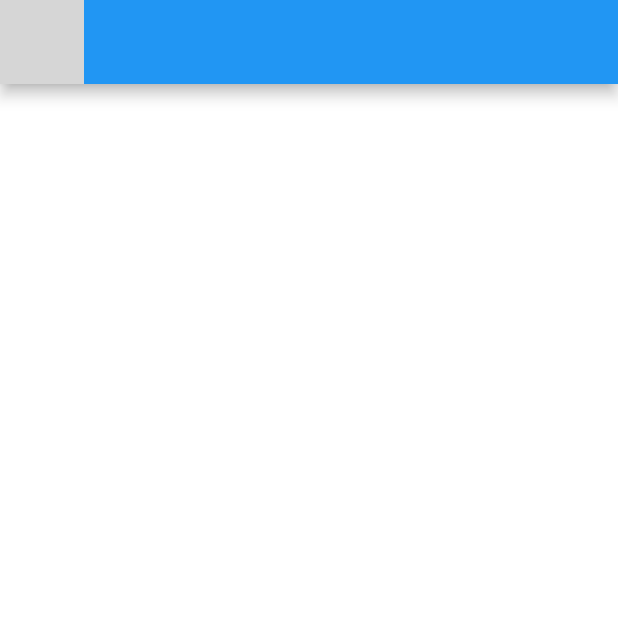
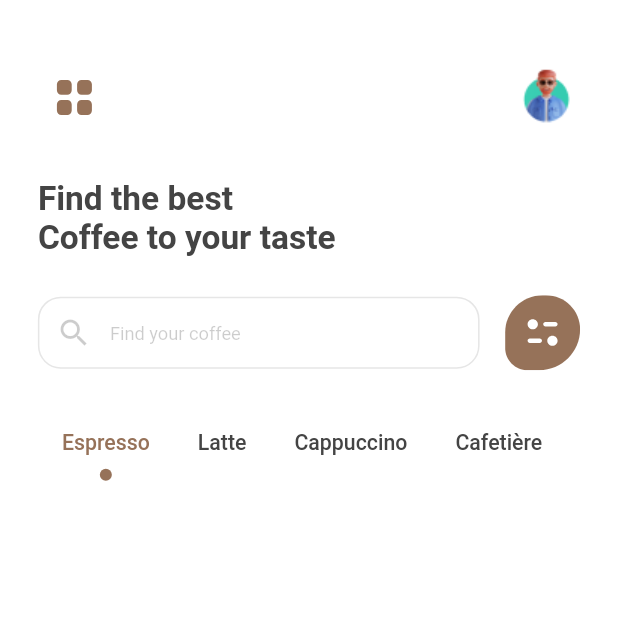
Before and after one commit to enoch-aik/coffee_app_ui, a Flutter app: the screen it shows after launch, after a tap on "Dive In", on a phone screen of 412 x 824 dp, the top half of it. Run offline on Flutter 3.47's test engine with Material 2 defaults, Android fonts, the phone set to English and light mode, and no system bars; our stand-ins replace flutter_screenutil, flutter_svg, go_router, google_fonts; Roboto replaces fonts that are missing (SP Pro Display); grey boxes are pictures that could not be loaded.

Commit message:
added tab and custom indicator

```diff
--- a/lib/src/res/color.dart
+++ b/lib/src/res/color.dart
@@ -1,11 +1,15 @@
-
 import 'package:flutter/material.dart';
 
 class CustomColors {
   static Color lightThemeBgColor = const Color(0xffECE0D1);
   static Color darkThemeBgColor = const Color(0xff1A1C29);
   static Color brownTextColor = const Color(0xff38220F);
+  static Color darkTextColor = const Color(0xff444444);
   static Color fadedTextColor = const Color.fromRGBO(68, 68, 68, 0.6);
+  static Color textFieldColor = const Color.fromRGBO(0, 0, 0, 0.1);
+  static Color textFieldHintColor = const Color.fromRGBO(0, 0, 0, 0.2);
   static Color brown = const Color(0xff967259);
   static Color white = Colors.white;
+  static Color black = Colors.black;
+  static Color transparent = Colors.transparent;
 }
--- a/lib/src/res/theme.dart
+++ b/lib/src/res/theme.dart
@@ -1,7 +1,37 @@
 import 'package:coffee_app_ui/exports.dart';
 
 final ThemeData lightTheme = ThemeData(
-    brightness: Brightness.light, scaffoldBackgroundColor: CustomColors.lightThemeBgColor);
+    brightness: Brightness.light,
+    scaffoldBackgroundColor: CustomColors.lightThemeBgColor,
+    appBarTheme:
+        AppBarTheme(backgroundColor: CustomColors.transparent, elevation: 0),
+    inputDecorationTheme: InputDecorationTheme(
+            alignLabelWithHint: true,contentPadding: const EdgeInsets.only(top: 5),
+        hintStyle: TextStyle(
+            fontFamily: 'SP Pro Display', color: CustomColors.textFieldHintColor,fontSize: 12.sp),
+        border: OutlineInputBorder(
+            borderRadius: BorderRadius.circular(15.r),
+            borderSide:
+                BorderSide(color: CustomColors.textFieldColor, width: 1)),
+        enabledBorder: OutlineInputBorder(
+            borderRadius: BorderRadius.circular(15.r),
+            borderSide: BorderSide(
+                color: CustomColors.textFieldColor,
+                width: 1 /*CustomColors.white.withOpacity(0.1)*/))));
 
 final ThemeData darkTheme = ThemeData(
-    brightness: Brightness.dark, scaffoldBackgroundColor: CustomColors.darkThemeBgColor);
+    brightness: Brightness.dark,
+    scaffoldBackgroundColor: CustomColors.darkThemeBgColor,
+    appBarTheme:
+        AppBarTheme(backgroundColor: CustomColors.transparent, elevation: 0),
+    inputDecorationTheme: InputDecorationTheme(
+            alignLabelWithHint: true,contentPadding: const EdgeInsets.only(top: 5),
+        hintStyle: TextStyle(
+            fontFamily: 'SP Pro Display', color: CustomColors.textFieldHintColor,fontSize: 12.sp),
+        border: OutlineInputBorder(
+            borderRadius: BorderRadius.circular(15.r),
+            borderSide: BorderSide(color: CustomColors.textFieldColor   )),
+        enabledBorder: OutlineInputBorder(
+            borderRadius: BorderRadius.circular(15.r),
+            borderSide:
+                BorderSide(color: CustomColors.textFieldColor))));
--- /dev/null
+++ b/lib/src/screens/home/components/tab_indicator.dart
@@ -0,0 +1,45 @@
+import 'package:flutter/material.dart';
+
+class RoundedTabIndicator extends Decoration {
+  const RoundedTabIndicator({
+    this.color = Colors.white,
+    this.radius = 4.0,
+  });
+
+  final Color color;
+  final double radius;
+
+  @override
+  BoxPainter createBoxPainter([VoidCallback? onChanged]) {
+    return _DotPainter(
+      color: color,
+      radius: radius,
+      onChange: onChanged,
+    );
+  }
+}
+
+class _DotPainter extends BoxPainter {
+  _DotPainter({
+    required this.color,
+    required this.radius,
+    VoidCallback? onChange,
+  })  : _paint = Paint()
+          ..color = color
+          ..style = PaintingStyle.fill,
+        super(onChange);
+  final Paint _paint;
+  final Color color;
+  final double radius;
+
+  @override
+  void paint(Canvas canvas, Offset offset, ImageConfiguration configuration) {
+    assert(configuration.size != null);
+    final Rect rect = offset & configuration.size!;
+    canvas.drawCircle(
+      Offset(rect.bottomCenter.dx, rect.bottomCenter.dy - radius),
+      radius,
+      _paint,
+    );
+  }
+}
--- a/lib/src/screens/home/screen.dart
+++ b/lib/src/screens/home/screen.dart
@@ -1,16 +1,102 @@
 import 'package:coffee_app_ui/exports.dart';
+import 'package:coffee_app_ui/src/widgets/text.dart';
 import 'package:flutter_svg/flutter_svg.dart';
+
+import 'components/tab_indicator.dart';
 
 class HomeScreen extends StatelessWidget {
   const HomeScreen({Key? key}) : super(key: key);
 
   @override
   Widget build(BuildContext context) {
-    return KScaffold(
-      backgroundColor: CustomColors.white,
-      appBar: AppBar(leading: SvgPicture.asset('assets/drawer.svg'),),
-      body: Column(
-        children: [],
+    return DefaultTabController(
+      length: 4,
+      child: KScaffold(
+        backgroundColor: CustomColors.white,
+        body: SingleChildScrollView(
+          child: Padding(
+            padding: EdgeInsets.symmetric(horizontal: 23.w, vertical: 40.h),
+            child: Column(
+              crossAxisAlignment: CrossAxisAlignment.start,
+              children: [
+                //APPBAR AND PROFILE AVATAR
+                Row(
+                  crossAxisAlignment: CrossAxisAlignment.center,
+                  mainAxisAlignment: MainAxisAlignment.spaceBetween,
+                  children: [
+                    SvgPicture.asset('assets/svg/drawer.svg'),
+                    Image.asset('assets/images/profile_avatar.png'),
+                  ],
+                ),
+                Padding(
+                  padding: EdgeInsets.only(top: 30.h, bottom: 25.h),
+                  child: KText(
+                    'Find the best\nCoffee to your taste',
+                    fontWeight: FontWeight.w600,
+                    fontSize: 22.sp,
+                    color: CustomColors.darkTextColor,
+                  ),
+                ),
+
+                SizedBox(
+                  height: 50.h,
+                  child: Row(
+                    crossAxisAlignment: CrossAxisAlignment.center,
+                    mainAxisAlignment: MainAxisAlignment.spaceBetween,
+                    children: [
+                      SizedBox(
+                        width: 268.w,
+                        child: TextField(
+                          onChanged: (value) {},
+                          decoration: InputDecoration(
+                              hintText: 'Find your coffee',
+                              prefixIcon: Icon(
+                                Icons.search,
+                                color: CustomColors.textFieldHintColor,
+                              )),
+                        ),
+                      ),
+                      InkWell(
+                          onTap: () {},
+                          child: SvgPicture.asset('assets/svg/filter.svg')),
+                    ],
+                  ),
+                ),
+                //TAB BAR ==> Espresso Latte Cappuccino Cafetiere
+                Padding(
+                  padding: EdgeInsets.only(top: 25.h),
+                  child: TabBar(
+                      labelColor: CustomColors.brown,
+                      indicator: RoundedTabIndicator(color: CustomColors.brown),
+                      indicatorSize: TabBarIndicatorSize.tab,
+                      indicatorColor: CustomColors.brown,
+                      labelStyle: TextStyle(
+                        fontFamily: 'SP Pro Display',
+                        fontSize: 14.sp,
+                        fontWeight: FontWeight.w500,
+                      ),
+                      padding: EdgeInsets.zero,
+                      isScrollable: true,
+                      unselectedLabelColor: CustomColors.darkTextColor,
+                      tabs: const [
+                        Tab(
+                          text: 'Espresso',
+                        ),
+                        Tab(
+                          text: 'Latte',
+                        ),
+                        Tab(
+                          text: 'Cappuccino',
+                        ),
+                        Tab(
+                          text: 'Cafetière',
+                        ),
+                      ]),
+                )
+              ],
+            ),
+          ),
+        ),
       ),
     );
   }
```
Also changed, not shown: assets/images/drawer.svg (deleted), assets/images/profile_avatar.png (added), assets/svg/filter.svg (added), assets/svg/search_icon.svg (added), 1 other file.
